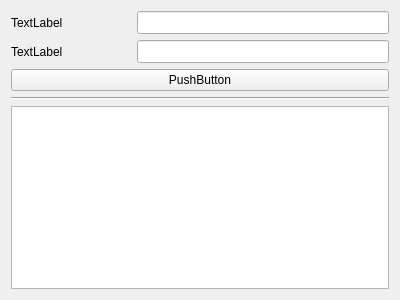
Old version of the form echoclient.ui in the repository cespinozam/infobasic.
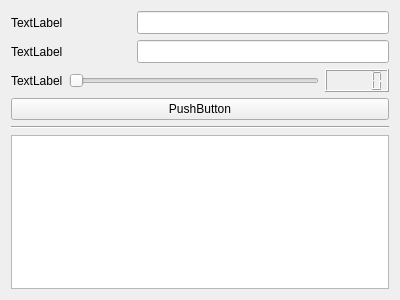
New version of the form.

Commit message: Added port in the client echo udp.

Diff of the .ui file:
```diff
--- a/echoclient.ui
+++ b/echoclient.ui
@@ -77,7 +77,35 @@
      </item>
     </layout>
    </item>
+   <item row="2" column="0">
+    <layout class="QHBoxLayout" name="horizontalLayout">
+     <item>
+      <widget class="QLabel" name="lbPort">
+       <property name="text">
+        <string>TextLabel</string>
+       </property>
+      </widget>
+     </item>
+     <item>
+      <widget class="QSlider" name="sldPort">
+       <property name="orientation">
+        <enum>Qt::Horizontal</enum>
+       </property>
+      </widget>
+     </item>
+     <item>
+      <widget class="QLCDNumber" name="lcdPort"/>
+     </item>
+    </layout>
+   </item>
    <item row="3" column="0">
+    <widget class="QPushButton" name="pbSend">
+     <property name="text">
+      <string>PushButton</string>
+     </property>
+    </widget>
+   </item>
+   <item row="4" column="0">
     <widget class="Line" name="ln">
      <property name="minimumSize">
       <size>
@@ -90,16 +118,9 @@
      </property>
     </widget>
    </item>
-   <item row="4" column="0">
+   <item row="5" column="0">
     <widget class="QListView" name="lvInfo"/>
    </item>
-   <item row="2" column="0">
-    <widget class="QPushButton" name="pbSend">
-     <property name="text">
-      <string>PushButton</string>
-     </property>
-    </widget>
-   </item>
   </layout>
  </widget>
  <resources/>
```
Left out of the diff: 2 changed lines with no effect on the pictures. The commit also changes 4 other files.
